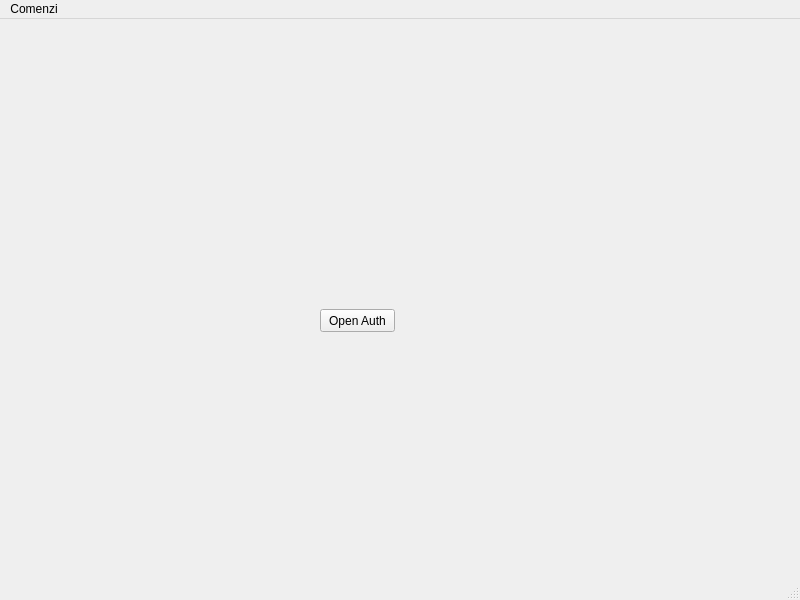
Before: the Qt Designer form mainwindow.ui in lorenzo-zurini/ShopMaster, drawn with Qt 5.
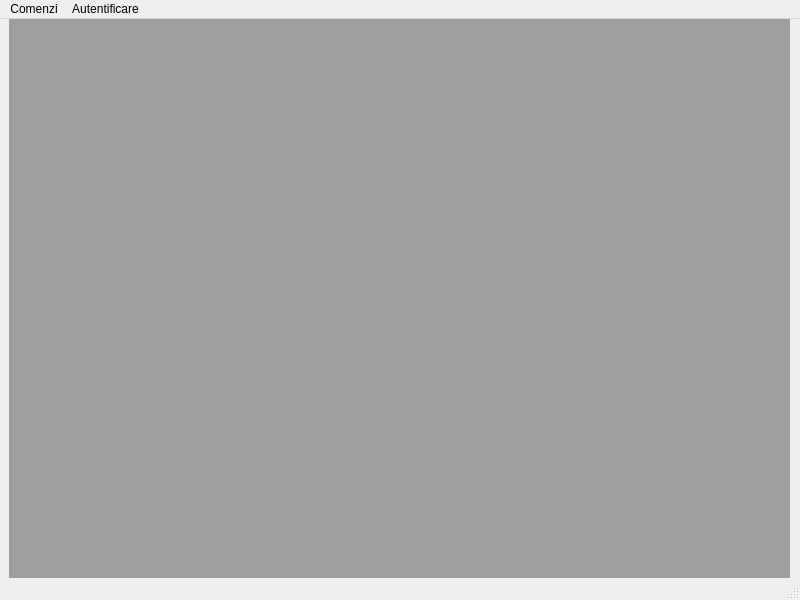
After: the same form once the commit is applied.

Commit message: [Add] More ui stuff, nothing really working yet.

```diff
--- a/mainwindow.ui
+++ b/mainwindow.ui
@@ -38,18 +38,15 @@
    <bool>false</bool>
   </property>
   <widget class="QWidget" name="centralwidget">
-   <widget class="QPushButton" name="pushButton">
+   <widget class="QMdiArea" name="mdiArea">
     <property name="geometry">
      <rect>
-      <x>320</x>
-      <y>290</y>
-      <width>75</width>
-      <height>23</height>
+      <x>9</x>
+      <y>-1</y>
+      <width>781</width>
+      <height>581</height>
      </rect>
     </property>
-    <property name="text">
-     <string>Open Auth</string>
-    </property>
    </widget>
   </widget>
   <widget class="QMenuBar" name="menubar">
@@ -67,7 +64,14 @@
     </property>
     <addaction name="actionPreluare_eMAG"/>
    </widget>
+   <widget class="QMenu" name="menuAutentificare">
+    <property name="title">
+     <string>Autentificare</string>
+    </property>
+    <addaction name="actionAutentificare_eMAG"/>
+   </widget>
    <addaction name="menuComenzi"/>
+   <addaction name="menuAutentificare"/>
   </widget>
   <widget class="QStatusBar" name="statusbar"/>
   <action name="actionPreluare_eMAG">
```
Left out of the diff: 5 changed lines with no effect on the pictures. The commit also changes 2 other files.
